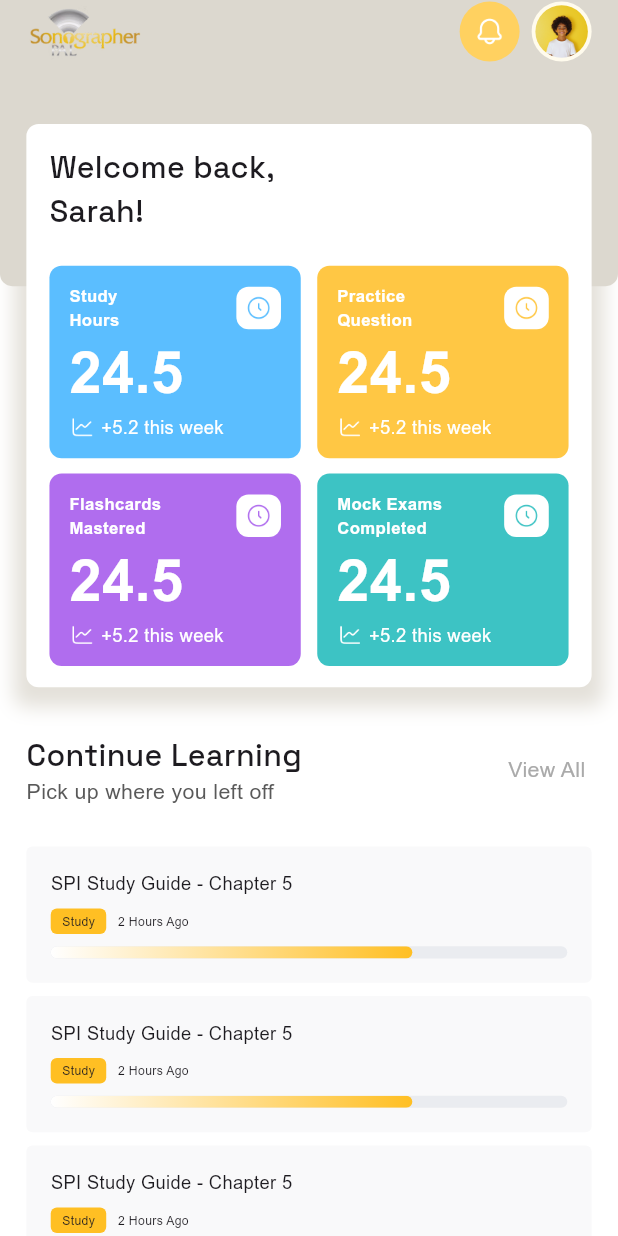
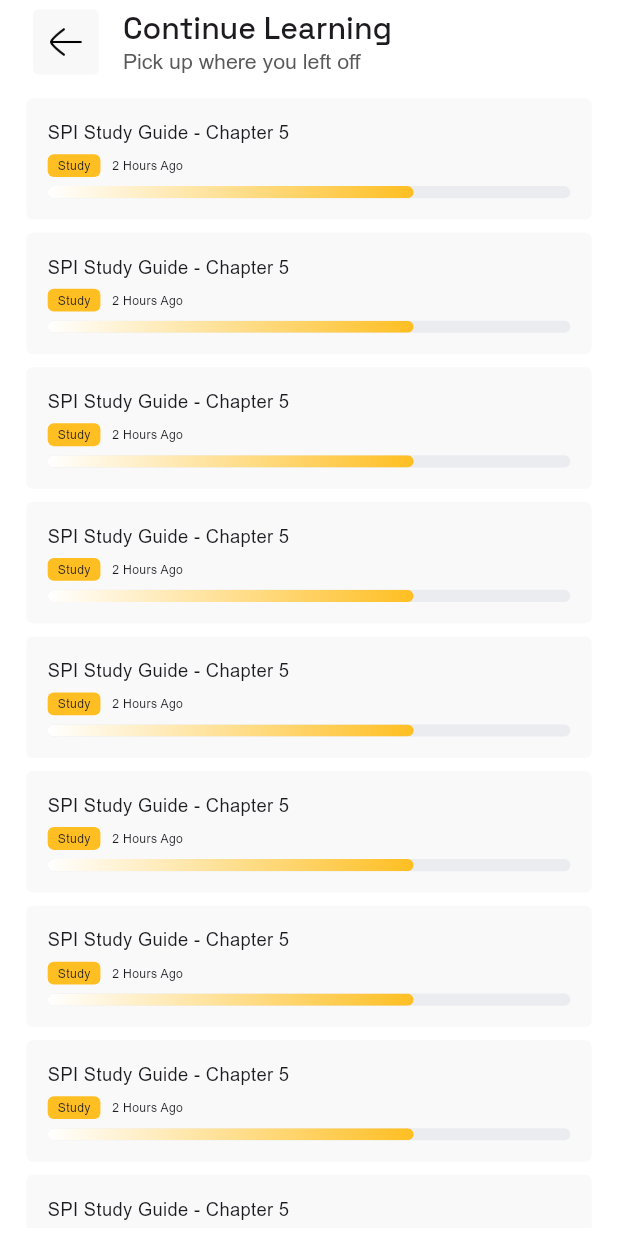
Before and after one commit to flutter-maktech/shomoshotime_app_forntend, a Flutter app: the screen it shows after launch, after a tap on "View All", on a phone screen of 412 x 824 dp. Run offline on Flutter 3.47's test engine with Material 3 defaults, Android fonts, the light colour scheme and no system bars; our stand-ins replace flutter_screenutil, get.

Commit message:
CustomProgressContainer final version added

```diff
--- a/lib/app/data/app_colors.dart
+++ b/lib/app/data/app_colors.dart
@@ -9,7 +9,7 @@ class AppColors{
   static const Color appBarSub = Color(0xff595959);
   static const Color appBarCircleAvatar = Color(0xfffffbed);
   static const Color appBarCircleAvatarColor = Color(0xffFFD160);
-  static const Color homeStack = Color(0xffdcd8cf);
+  static const Color homeStack = Color(0xffEDEBE4);
   static const Color homeGridColorOne = Color(0xff5BBEFF);
   static const Color homeGridColorTwo = Color(0xffFFC744);
   static const Color homeGridColorThree = Color(0xffB06DEE);
--- a/lib/app/modules/common_widgets/custom_app_bar.dart
+++ b/lib/app/modules/common_widgets/custom_app_bar.dart
@@ -38,10 +38,10 @@ class CustomAppBar extends StatelessWidget implements PreferredSizeWidget {
         title: Column(
           crossAxisAlignment: CrossAxisAlignment.start,
           children: [
-            Text(title ?? '', style: AppTextStyles.medium20),
+            Text(title ?? '', style: AppTextStyles.spaceGroteskMedium20),
             Text(
               subTitle ?? '',
-              style: AppTextStyles.medium14.copyWith(
+              style: AppTextStyles.regular14.copyWith(
                 color: AppColors.appBarSub,
               ),
             ),
--- a/lib/app/modules/common_widgets/custom_button.dart
+++ b/lib/app/modules/common_widgets/custom_button.dart
@@ -35,6 +35,7 @@ class CustomButton extends StatelessWidget {
         ),
         child: Row(
           mainAxisAlignment: MainAxisAlignment.center,
+          crossAxisAlignment: CrossAxisAlignment.center,
           children: [
             Text(
               childText,
--- a/lib/app/modules/common_widgets/custom_progress_container.dart
+++ b/lib/app/modules/common_widgets/custom_progress_container.dart
@@ -6,9 +6,11 @@ import 'custom_progress.dart';
 
 class CustomProgressContainer extends StatelessWidget {
   final String? title;
+  final String? suffixTitle;
   final String? subTitleContainerText;
   final String? subTitleText;
   final double? progress;
+  final String? progressComplete;
 
   const CustomProgressContainer({
     super.key,
@@ -16,47 +18,91 @@ class CustomProgressContainer extends StatelessWidget {
     this.subTitleContainerText,
     this.subTitleText,
     this.progress,
+    this.suffixTitle,
+    this.progressComplete,
   });
 
   @override
   Widget build(BuildContext context) {
+    final hasSubtitle =
+        (subTitleContainerText != null &&
+            subTitleContainerText!.trim().isNotEmpty) ||
+        (subTitleText != null && subTitleText!.trim().isNotEmpty);
+
     return Container(
-      padding: EdgeInsets.all(16.sp),
+      padding: EdgeInsets.all(14.sp),
       margin: EdgeInsets.symmetric(vertical: 4.w),
       width: double.infinity,
       decoration: BoxDecoration(
         color: AppColors.progressContainerBg,
-        borderRadius: BorderRadius.circular(4),
+        borderRadius: BorderRadius.circular(4.r),
       ),
       child: Column(
         crossAxisAlignment: CrossAxisAlignment.start,
         children: [
-          Text(title ?? '', style: AppTextStyles.regular12),
           Padding(
-            padding: EdgeInsets.symmetric(vertical: 8.h),
+            padding: EdgeInsets.only(bottom: 6.h),
+            child: Row(
+              mainAxisAlignment: MainAxisAlignment.spaceBetween,
+              children: [
+                Expanded(
+                  child: Text(
+                    title ?? '',
+                    style: AppTextStyles.regular12,
+                    overflow: TextOverflow.ellipsis,
+                    maxLines: 1,
+                  ),
+                ),
+                Text(suffixTitle ?? '', style: AppTextStyles.regular8),
+              ],
+            ),
+          ),
+          if (hasSubtitle)
+            Padding(
+              padding: EdgeInsets.only(bottom: 6.h),
               child: Row(
                 children: [
+                  if (subTitleContainerText != null &&
+                      subTitleContainerText!.trim().isNotEmpty)
                     Container(
-                  height: 17,
-                  width: 37,
+                      height: 15.h,
+                      padding: EdgeInsets.symmetric(horizontal: 6.w),
+                      margin: EdgeInsets.only(right: 7.w),
                       decoration: BoxDecoration(
                         borderRadius: BorderRadius.circular(4.r),
                         color: AppColors.primaryColor,
                       ),
                       child: Center(
                         child: Text(
-                      subTitleContainerText ?? '',
+                          subTitleContainerText!,
                           style: AppTextStyles.regular8,
+                          overflow: TextOverflow.ellipsis,
                         ),
                       ),
                     ),
-                SizedBox(width: 7.w),
-                Text(subTitleText ?? '', style: AppTextStyles.regular8),
+                  if (subTitleText != null && subTitleText!.trim().isNotEmpty)
+                    Expanded(
+                      child: Text(
+                        subTitleText!,
+                        style: AppTextStyles.regular8,
+                        overflow: TextOverflow.ellipsis,
+                        maxLines: 1,
+                      ),
+                    ),
                 ],
               ),
             ),
-
-          CustomProgress(progress: progress ?? .5),
+          CustomProgress(progress: progress ?? 0.0),
+          if (progressComplete != null && progressComplete!.trim().isNotEmpty)
+            Padding(
+              padding: EdgeInsets.only(top: 6.h),
+              child: Text(
+                progressComplete!,
+                style: AppTextStyles.regular12,
+                overflow: TextOverflow.ellipsis,
+                maxLines: 1,
+              ),
+            ),
         ],
       ),
     );
--- /dev/null
+++ b/lib/app/modules/continue_learning/bindings/continue_learning_binding.dart
@@ -0,0 +1,12 @@
+import 'package:get/get.dart';
+
+import '../controllers/continue_learning_controller.dart';
+
+class ContinueLearningBinding extends Bindings {
+  @override
+  void dependencies() {
+    Get.lazyPut<ContinueLearningController>(
+      () => ContinueLearningController(),
+    );
+  }
+}
--- /dev/null
+++ b/lib/app/modules/continue_learning/views/continue_learning_view.dart
@@ -0,0 +1,37 @@
+import 'package:flutter/material.dart';
+import 'package:flutter_screenutil/flutter_screenutil.dart';
+
+import 'package:get/get.dart';
+import 'package:shomoshotime/app/modules/common_widgets/custom_app_bar.dart';
+
+import '../../common_widgets/custom_progress_container.dart';
+import '../controllers/continue_learning_controller.dart';
+
+class ContinueLearningView extends GetView<ContinueLearningController> {
+  const ContinueLearningView({super.key});
+
+  @override
+  Widget build(BuildContext context) {
+    return Scaffold(
+      appBar: CustomAppBar(
+        title: 'Continue Learning',
+        subTitle: 'Pick up where you left off',
+      ),
+      body: Padding(
+        padding: EdgeInsets.symmetric(horizontal: 16.w,vertical: 5.h),
+        child: ListView.builder(
+          itemCount: 15,
+          padding: EdgeInsets.zero,
+          shrinkWrap: true,
+          primary: false,
+          itemBuilder: (context, index) => CustomProgressContainer(
+            title: 'SPI Study Guide - Chapter 5',
+            subTitleContainerText: 'Study',
+            subTitleText: '2 Hours Ago',
+            progress: .7,
+          ),
+        ),
+      ),
+    );
+  }
+}
--- a/lib/app/modules/home/views/home_view.dart
+++ b/lib/app/modules/home/views/home_view.dart
@@ -3,6 +3,7 @@ import 'package:flutter_screenutil/flutter_screenutil.dart';
 import 'package:get/get.dart';
 import 'package:shomoshotime/app/data/app_colors.dart';
 import 'package:shomoshotime/app/data/app_text_styles.dart';
+import '../../../routes/app_pages.dart';
 import '../../common_widgets/custom_button.dart';
 import '../../common_widgets/custom_progress.dart';
 import '../../common_widgets/custom_progress_container.dart';
@@ -89,7 +90,9 @@ class HomeView extends GetView<HomeController> {
                               buildRow(
                                 title: 'Continue Learning',
                                 subTitle: 'Pick up where you left off',
-                                onTap: () {},
+                                onTap: () {
+                                  Get.toNamed(Routes.CONTINUE_LEARNING);
+                                },
                               ),
                               SizedBox(height: 22.h),
                               ListView.builder(
@@ -108,9 +111,11 @@ class HomeView extends GetView<HomeController> {
                               ),
                               SizedBox(height: 45.h),
                               buildRow(
-                                title: 'Continue Learning',
-                                subTitle: 'Pick up where you left off',
-                                onTap: () {},
+                                title: 'Category Progress',
+                                subTitle: 'Your mastery across specialties',
+                                onTap: () {
+                                  Get.toNamed(Routes.CATEGORY_PROGRESS);
+                                },
                               ),
                               SizedBox(height: 22.h),
                               ListView.builder(
@@ -173,13 +178,16 @@ class HomeView extends GetView<HomeController> {
         ),
         InkWell(
           onTap: onTap,
-          child: Text(
-            ' View All ',
-            style: AppTextStyles.regular14.copyWith(
-              color: AppColors.primaryGray,
+          child: Padding(
+            padding: EdgeInsets.symmetric(horizontal: 3.w),
+            child: Text(
+              'View All',
+              style: AppTextStyles.regular14.copyWith(
+                color: AppColors.primaryGray,
+              ),
+              overflow: TextOverflow.ellipsis,
+              maxLines: 1,
             ),
-            overflow: TextOverflow.ellipsis,
-            maxLines: 1,
           ),
         ),
       ],
--- a/lib/app/routes/app_pages.dart
+++ b/lib/app/routes/app_pages.dart
@@ -1,5 +1,9 @@
 import 'package:get/get.dart';
 
+import '../modules/category_progress/bindings/category_progress_binding.dart';
+import '../modules/category_progress/views/category_progress_view.dart';
+import '../modules/continue_learning/bindings/continue_learning_binding.dart';
+import '../modules/continue_learning/views/continue_learning_view.dart';
 import '../modules/home/bindings/home_binding.dart';
 import '../modules/home/views/home_view.dart';
 import '../modules/profile/bindings/profile_binding.dart';
@@ -37,5 +41,15 @@ class AppPages {
       page: () => const SpiPracticeBankAndView(),
       binding: SpiPracticeBankAndBinding(),
     ),
+    GetPage(
+      name: _Paths.CONTINUE_LEARNING,
+      page: () => const ContinueLearningView(),
+      binding: ContinueLearningBinding(),
+    ),
+    GetPage(
+      name: _Paths.CATEGORY_PROGRESS,
+      page: () => const CategoryProgressView(),
+      binding: CategoryProgressBinding(),
+    ),
   ];
 }
--- a/lib/app/routes/app_routes.dart
+++ b/lib/app/routes/app_routes.dart
@@ -7,6 +7,8 @@ abstract class Routes {
   static const PROFILE = _Paths.PROFILE;
   static const SPI_PRACTICE_BANK_QUS = _Paths.SPI_PRACTICE_BANK_QUS;
   static const SPI_PRACTICE_BANK_AND = _Paths.SPI_PRACTICE_BANK_AND;
+  static const CONTINUE_LEARNING = _Paths.CONTINUE_LEARNING;
+  static const CATEGORY_PROGRESS = _Paths.CATEGORY_PROGRESS;
 }
 
 abstract class _Paths {
@@ -15,4 +17,6 @@ abstract class _Paths {
   static const PROFILE = '/profile';
   static const SPI_PRACTICE_BANK_QUS = '/spi-practice-bank-qus';
   static const SPI_PRACTICE_BANK_AND = '/spi-practice-bank-and';
+  static const CONTINUE_LEARNING = '/continue-learning';
+  static const CATEGORY_PROGRESS = '/category-progress';
 }
```
Also changed, not shown: lib/app/modules/category_progress/bindings/category_progress_binding.dart (added, +12 -0 lines), lib/app/modules/category_progress/controllers/category_progress_controller.dart (added, +23 -0 lines), lib/app/modules/category_progress/views/category_progress_view.dart (added, +36 -0 lines), lib/app/modules/continue_learning/controllers/continue_learning_controller.dart (added, +23 -0 lines). Lines whose indentation alone changed are shown as unchanged.
